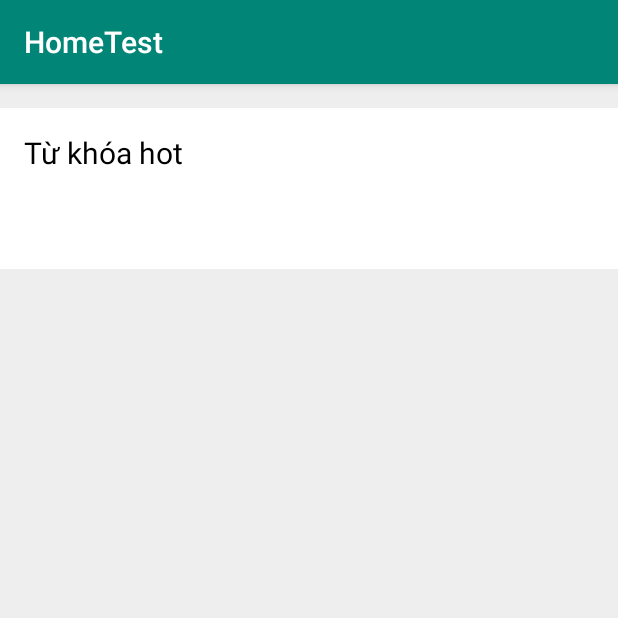
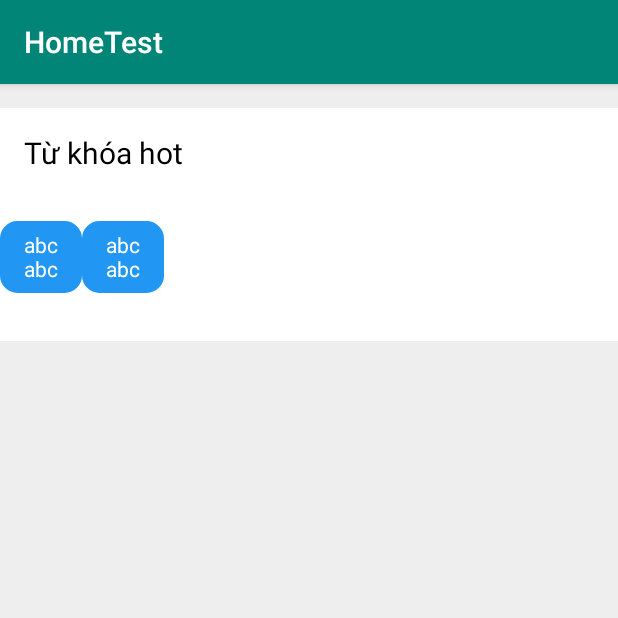
Before and after one commit to nhhoang1811vn/TikiHomeTest, an Android app: the screen it shows after launch (MainActivity), on a phone screen of 412 x 824 dp, the top half of it. Run offline under Robolectric (Android 15) with nearby library versions, the phone set to English and light mode, and no system bars; our stand-ins replace Dagger/Hilt's generated code.

Commit message:
implement keyword view

```diff
--- a/app/src/main/AndroidManifest.xml
+++ b/app/src/main/AndroidManifest.xml
@@ -3,6 +3,7 @@
     package="com.tiki.hometest">
 
     <application
+        android:name=".App"
         android:allowBackup="true"
         android:icon="@mipmap/ic_launcher"
         android:label="@string/app_name"
--- /dev/null
+++ b/app/src/main/java/com/tiki/hometest/ui/ShapeUtils.kt
@@ -0,0 +1,25 @@
+package com.tiki.hometest.ui
+
+import android.graphics.drawable.Drawable
+import android.graphics.drawable.GradientDrawable
+
+
+object ShapeUtils {
+
+    fun createDrawable(backgroundColor: Int?, borderColor: Int?, cornerRadius: Float): Drawable {
+        return createGradientDrawable(backgroundColor, borderColor, cornerRadius)
+    }
+
+    fun createGradientDrawable(backgroundColor: Int?, borderColor: Int?, cornerRadius: Float): Drawable {
+        var shape = GradientDrawable()
+        shape.shape = GradientDrawable.RECTANGLE
+        shape.cornerRadius = cornerRadius
+        if (backgroundColor != null) {
+            shape.setColor(backgroundColor)
+        }
+        if (borderColor != null) {
+            shape.setStroke(3, borderColor)
+        }
+        return shape
+    }
+}
--- /dev/null
+++ b/app/src/main/java/com/tiki/hometest/ui/views/KeywordView.kt
@@ -0,0 +1,35 @@
+package com.tiki.hometest.ui.views
+
+import android.content.Context
+import android.os.Build
+import android.util.AttributeSet
+import android.view.LayoutInflater
+import android.view.View
+import android.widget.RelativeLayout
+import androidx.core.content.ContextCompat
+import com.tiki.hometest.R
+import com.tiki.hometest.ui.ShapeUtils
+import kotlinx.android.synthetic.main.view_keyword.view.*
+
+class KeywordView : RelativeLayout {
+    constructor(context: Context) : super(context) {
+        setLayout(context, null)
+    }
+
+    constructor(context: Context, attrs: AttributeSet?) : super(context, attrs) {
+        setLayout(context, attrs)
+    }
+
+    private fun setLayout(context: Context, attrs: AttributeSet?) {
+        LayoutInflater.from(context).inflate(R.layout.view_keyword, this)
+        setColor(ContextCompat.getColor(context, R.color.blue_500))
+    }
+    fun setColor(color: Int){
+        val drawable = ShapeUtils.createDrawable(color, color, 16f)
+        if (Build.VERSION.SDK_INT >= Build.VERSION_CODES.JELLY_BEAN) {
+            containerKeyWord.background = drawable
+        }else{
+            containerKeyWord.setBackgroundDrawable(drawable)
+        }
+    }
+}
--- a/app/src/main/res/layout/activity_main.xml
+++ b/app/src/main/res/layout/activity_main.xml
@@ -4,42 +4,55 @@
     xmlns:tools="http://schemas.android.com/tools"
     android:layout_width="match_parent"
     android:layout_height="match_parent"
-    tools:context=".ui.main.MainActivity"
+    android:background="@color/grey_200"
     android:orientation="vertical"
-    android:background="@color/grey_200"
     android:paddingTop="16dp"
     android:paddingBottom="16dp"
-    >
+    tools:context=".ui.main.MainActivity">
+
     <LinearLayout
         android:layout_width="match_parent"
         android:layout_height="wrap_content"
         android:background="@color/white"
         android:orientation="vertical"
         android:paddingTop="16dp"
-        android:paddingBottom="16dp"
-        >
+        android:paddingBottom="16dp">
+
         <androidx.appcompat.widget.AppCompatTextView
             android:layout_width="wrap_content"
             android:layout_height="wrap_content"
-            android:text="@string/title_keywords"
-            android:textSize="20sp"
-            android:textColor="@color/black"
             android:layout_marginStart="16dp"
             android:layout_marginLeft="16dp"
             android:layout_marginBottom="16dp"
+            android:text="@string/title_keywords"
+            android:textColor="@color/black"
+            android:textSize="20sp"
 
             />
+
         <HorizontalScrollView
             android:id="@+id/keywordsContainer"
             android:layout_width="match_parent"
-            android:layout_height="wrap_content"
+            android:layout_height="80dp"
             android:paddingTop="16dp"
             android:paddingBottom="16dp">
+
+            <LinearLayout
+                android:layout_width="wrap_content"
+                android:layout_height="wrap_content"
+                android:orientation="horizontal">
+
+                <com.tiki.hometest.ui.views.KeywordView
+                    android:layout_width="wrap_content"
+                    android:layout_height="wrap_content" />
+
+                <com.tiki.hometest.ui.views.KeywordView
+                    android:layout_width="wrap_content"
+                    android:layout_height="wrap_content" />
+            </LinearLayout>
 
         </HorizontalScrollView>
     </LinearLayout>
 
 
-
-
 </LinearLayout>
--- /dev/null
+++ b/app/src/main/res/layout/view_keyword.xml
@@ -0,0 +1,21 @@
+<?xml version="1.0" encoding="utf-8"?>
+<RelativeLayout
+    android:id="@+id/containerKeyWord"
+    xmlns:android="http://schemas.android.com/apk/res/android"
+    android:orientation="vertical"
+    android:layout_width="wrap_content"
+    android:layout_height="match_parent"
+    android:paddingLeft="16dp"
+    android:paddingRight="16dp"
+    >
+    <androidx.appcompat.widget.AppCompatTextView
+        android:id="@+id/tvKeywordText"
+        android:layout_width="wrap_content"
+        android:layout_height="wrap_content"
+        android:maxLines="2"
+        android:text="abc\nabc"
+        android:textColor="@color/white"
+        android:layout_centerInParent="true"
+        />
+
+</RelativeLayout>
```
